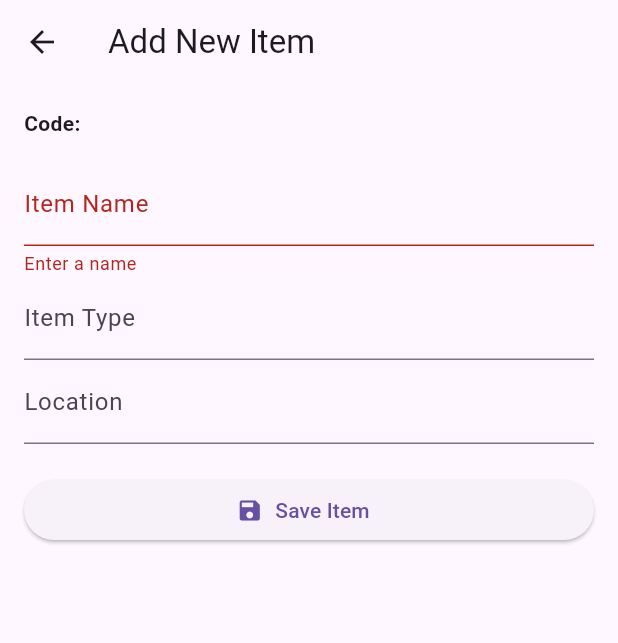
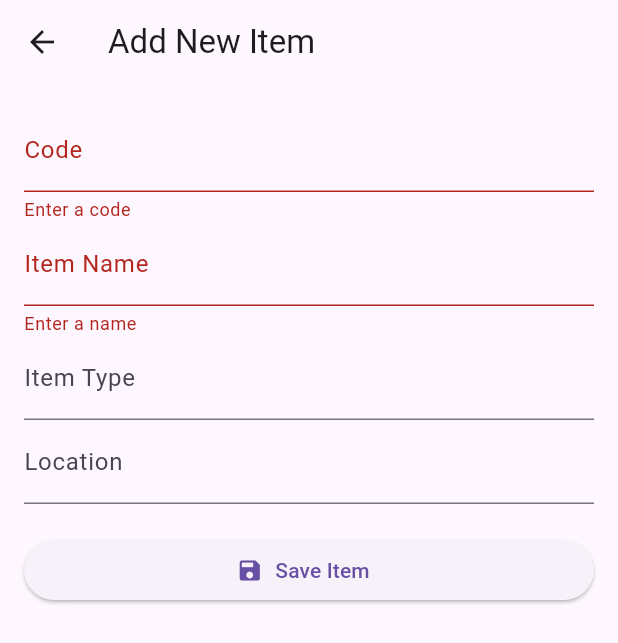
Before and after one commit to Ridgeview-Robotics/LabInventory, a Flutter app: the AddItemScreen screen opened directly, after a tap on "Save Item", on a phone screen of 412 x 824 dp. Shown: the top 643 px of the screen. Run offline on Flutter 3.47's test engine with Material 3 defaults, Android fonts, the phone set to English and light mode, and no system bars; our stand-ins replace sqflite; missing offline and left inert: mobile_scanner; accounts and stored records are empty.

Commit message:
saving crashes

```diff
--- a/lib/db/database_helper.dart
+++ b/lib/db/database_helper.dart
@@ -6,9 +6,9 @@ class DatabaseHelper {
   static const _databaseName = 'inventory.db';
   static const _databaseVersion = 1;
 
-  DatabaseHelper._privateConstructor();
-  static final DatabaseHelper instance = DatabaseHelper._privateConstructor();
-
+  DatabaseHelper._internal();
+  static final DatabaseHelper instance = DatabaseHelper._internal();
+  factory DatabaseHelper() => instance;
   static Database? _database;
 
   Future<Database> get database async {
@@ -54,12 +54,19 @@ class DatabaseHelper {
 
   Future<Item?> getItemByCode(String code) async {
     final db = await database;
-    final maps = await db.query('items', where: 'code = ?', whereArgs: [code]);
+    final maps = await db.query(
+      'items',
+      where: 'code = ?',
+      whereArgs: [code],
+    );
+
     if (maps.isNotEmpty) {
       return Item.fromMap(maps.first);
+    } else {
+      return null;
     }
-    return null;
   }
+
 
   Future<int> updateItem(Item item) async {
     final db = await database;
--- a/lib/screens/add_item_screen.dart
+++ b/lib/screens/add_item_screen.dart
@@ -1,8 +1,7 @@
-/// FILE: lib/screens/add_item_screen.dart
-
 import 'package:flutter/material.dart';
 import '../db/database_helper.dart';
 import '../models/item.dart';
+import 'home_screen.dart';
 
 class AddItemScreen extends StatefulWidget {
   final String scannedCode;
@@ -14,15 +13,22 @@ class AddItemScreen extends StatefulWidget {
 
 class _AddItemScreenState extends State<AddItemScreen> {
   final _formKey = GlobalKey<FormState>();
+  final TextEditingController codeController = TextEditingController();
   final TextEditingController nameController = TextEditingController();
   final TextEditingController typeController = TextEditingController();
   final TextEditingController locationController = TextEditingController();
+
+  @override
+  void initState() {
+    super.initState();
+    codeController.text = widget.scannedCode;
+  }
 
   Future<void> saveNewItem() async {
     if (!_formKey.currentState!.validate()) return;
 
     final newItem = Item(
-      code: widget.scannedCode,
+      code: codeController.text,
       name: nameController.text,
       type: typeController.text,
       status: 'Checked In',
@@ -32,7 +38,9 @@ class _AddItemScreenState extends State<AddItemScreen> {
     );
 
     await DatabaseHelper.instance.insertItem(newItem);
-    if (mounted) Navigator.pop(context, true);
+    if (mounted) {
+      Navigator.pop(context, true); // Pass true indicating data changed
+    }
   }
 
   @override
@@ -45,8 +53,11 @@ class _AddItemScreenState extends State<AddItemScreen> {
           key: _formKey,
           child: ListView(
             children: [
-              Text('Code: ${widget.scannedCode}', style: const TextStyle(fontWeight: FontWeight.bold)),
-              const SizedBox(height: 16),
+              TextFormField(
+                controller: codeController,
+                decoration: const InputDecoration(labelText: 'Code'),
+                validator: (val) => val == null || val.isEmpty ? 'Enter a code' : null,
+              ),
               TextFormField(
                 controller: nameController,
                 decoration: const InputDecoration(labelText: 'Item Name'),
--- a/pubspec.yaml
+++ b/pubspec.yaml
@@ -32,7 +32,7 @@ dependencies:
     sdk: flutter
   sqflite: ^2.3.2+1
   path_provider: ^2.1.2
-  mobile_scanner: ^3.5.0
+  mobile_scanner: ^3.2.0
   path: ^1.8.3
 
   # The following adds the Cupertino Icons font to your application.
```
Also changed, not shown: lib/screens/home_screen.dart (+25 -62 lines), lib/screens/item_detail_screen.dart (+23 -17 lines), lib/screens/scan_screen.dart (+27 -16 lines), 1 other file.
